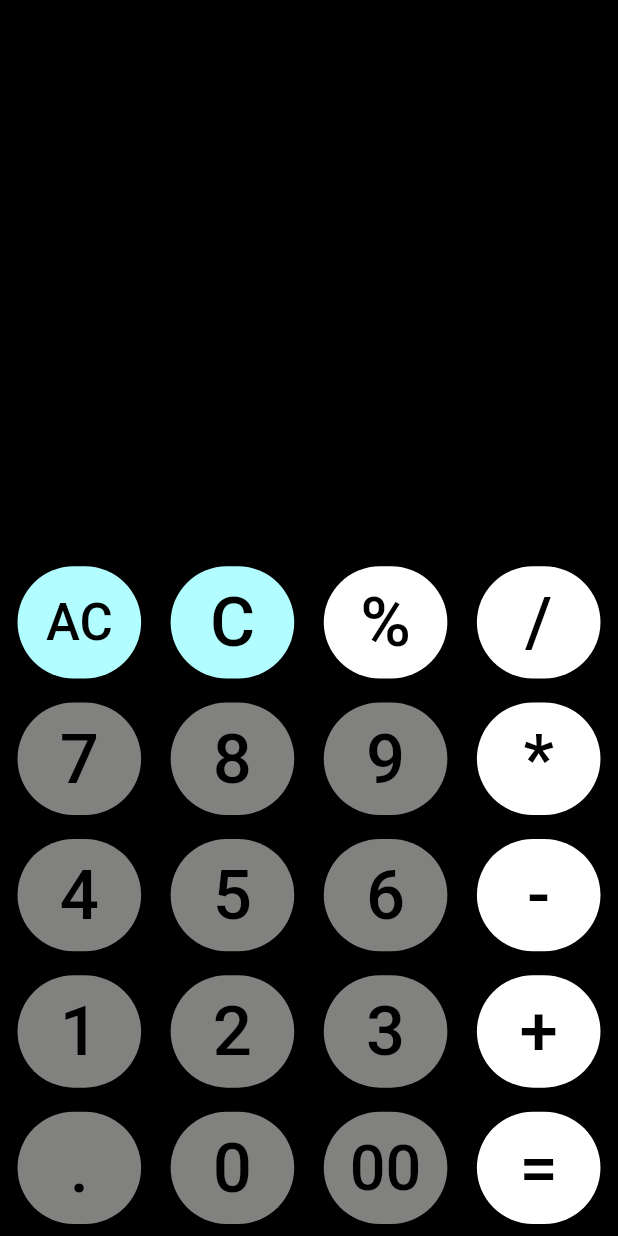
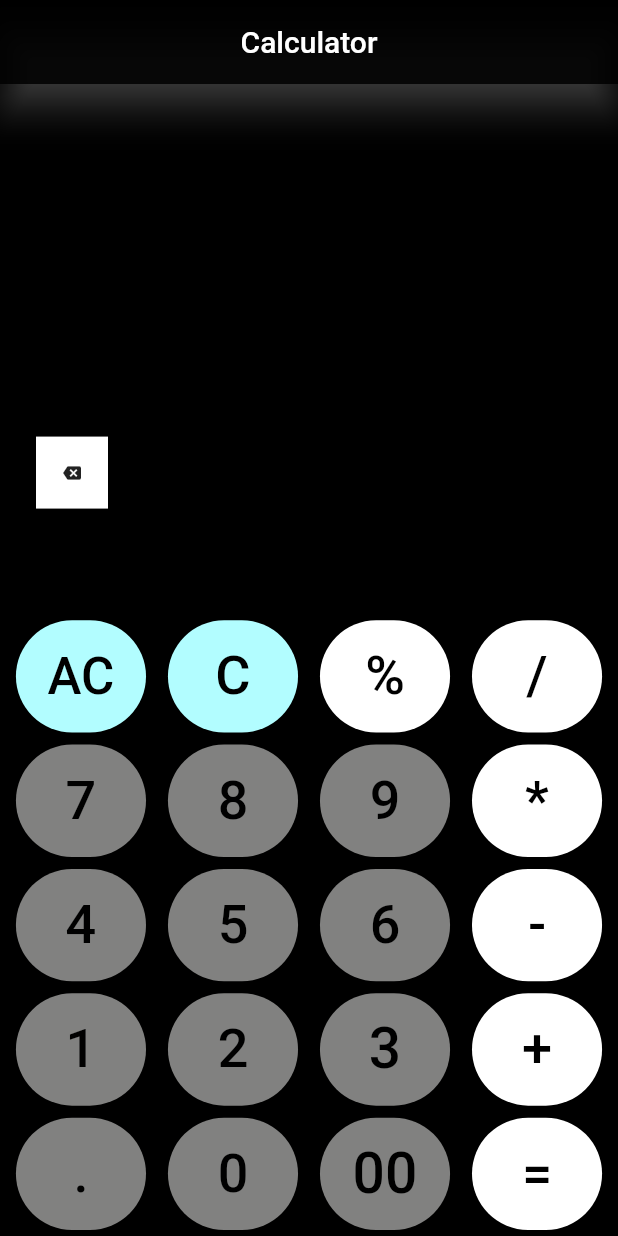
Before and after one commit to ashu2902/calculator, a Flutter app: the screen it shows after launch, on a phone screen of 412 x 824 dp. Run offline on Flutter 3.47's test engine with Material 2 defaults, Android fonts, the phone set to English and light mode, and no system bars; our stand-ins replace math_expressions.

Commit message:
backspace added

```diff
--- a/lib/main.dart
+++ b/lib/main.dart
@@ -49,6 +49,14 @@ class _CalculatorAppState extends State<CalculatorApp> {
     });
   }
 
+  void backspace(String text) {
+    setState(() {
+      if (text == 'backspace') {
+        _expression = _expression.substring(0, _expression.length - 1);
+      }
+    });
+  }
+
   void evaluate(String text) {
     Parser p = Parser();
     Expression exp = p.parse(_expression);
@@ -65,12 +73,23 @@ class _CalculatorAppState extends State<CalculatorApp> {
   Widget build(BuildContext context) {
     final _height = MediaQuery.of(context).size.height;
     final _width = MediaQuery.of(context).size.width;
+
     return Scaffold(
+      appBar: AppBar(
+        centerTitle: true,
+        backgroundColor: Colors.black87,
+        shadowColor: Colors.grey,
+        elevation: 10,
+        title: Text(
+          'Calculator',
+          style: TextStyle(color: Colors.white),
+        ),
+      ),
       backgroundColor: Colors.black,
       body: Center(
         child: Column(
           mainAxisAlignment: MainAxisAlignment.end,
-          children: <Widget>[
+          children: [
             Padding(
               padding: const EdgeInsets.only(right: 12),
               child: Container(
@@ -82,6 +101,8 @@ class _CalculatorAppState extends State<CalculatorApp> {
                 alignment: Alignment(1, 1),
               ),
             ),
+            Row(
+              children: [
                 Padding(
                   padding: const EdgeInsets.all(12.0),
                   child: Container(
@@ -93,12 +114,9 @@ class _CalculatorAppState extends State<CalculatorApp> {
                     alignment: Alignment(1, 1),
                   ),
                 ),
-            // SizedBox(
-            //   height: _height / 20,
-            //   child: Container(
-            //     color: Colors.transparent,
-            //   ),
-            // ),
+               Backspace(callback: backspace,text: 'backspace',)
+              ],
+            ),
             Row(
               mainAxisAlignment: MainAxisAlignment.spaceEvenly,
               children: [
@@ -113,7 +131,7 @@ class _CalculatorAppState extends State<CalculatorApp> {
                   text: 'C',
                   fillColor: 0xFFb2fdff,
                   textColor: 0xFF000000,
-                  fontSize: 46,
+                  fontSize: 36,
                   callback: clear,
                 ),
                 CalculatorButton(
@@ -121,14 +139,14 @@ class _CalculatorAppState extends State<CalculatorApp> {
                   fillColor: 0xFFFFFFFF,
                   textColor: 0xFF000000,
                   callback: numClick,
-                  fontSize: 46,
+                  fontSize: 36,
                 ),
                 CalculatorButton(
                   text: '/',
                   fillColor: 0xFFFFFFFF,
                   callback: numClick,
                   textColor: 0xFF000000,
-                  fontSize: 46,
+                  fontSize: 36,
                 ),
               ],
             ),
@@ -140,28 +158,28 @@ class _CalculatorAppState extends State<CalculatorApp> {
                   fillColor: 0xFF818180,
                   callback: numClick,
                   textColor: 0xFF000000,
-                  fontSize: 46,
+                  fontSize: 36,
                 ),
                 CalculatorButton(
                   text: '8',
                   fillColor: 0xFF818180,
                   textColor: 0xFF000000,
                   callback: numClick,
-                  fontSize: 46,
+                  fontSize: 36,
                 ),
                 CalculatorButton(
                   text: '9',
                   fillColor: 0xFF818180,
                   callback: numClick,
                   textColor: 0xFF000000,
-                  fontSize: 46,
+                  fontSize: 36,
                 ),
                 CalculatorButton(
                   text: '*',
                   fillColor: 0xFFFFFFFF,
                   textColor: 0xFF000000,
                   callback: numClick,
-                  fontSize: 46,
+                  fontSize: 36,
                 ),
               ],
             ),
@@ -172,7 +190,7 @@ class _CalculatorAppState extends State<CalculatorApp> {
                   text: '4',
                   fillColor: 0xFF818180,
                   textColor: 0xFF000000,
-                  fontSize: 46,
+                  fontSize: 36,
                   callback: numClick,
                 ),
                 CalculatorButton(
@@ -180,21 +198,21 @@ class _CalculatorAppState extends State<CalculatorApp> {
                   fillColor: 0xFF818180,
                   textColor: 0xFF000000,
                   callback: numClick,
-                  fontSize: 46,
+                  fontSize: 36,
                 ),
                 CalculatorButton(
                   text: '6',
                   fillColor: 0xFF818180,
                   callback: numClick,
                   textColor: 0xFF000000,
-                  fontSize: 46,
+                  fontSize: 36,
                 ),
                 CalculatorButton(
                   text: '-',
                   fillColor: 0xFFFFFFFF,
                   callback: numClick,
                   textColor: 0xFF000000,
-                  fontSize: 46,
+                  fontSize: 36,
                 ),
               ],
             ),
@@ -205,28 +223,28 @@ class _CalculatorAppState extends State<CalculatorApp> {
                   text: '1',
                   fillColor: 0xFF818180,
                   textColor: 0xFF000000,
-                  fontSize: 46,
+                  fontSize: 36,
                   callback: numClick,
                 ),
                 CalculatorButton(
                   text: '2',
                   fillColor: 0xFF818180,
                   textColor: 0xFF000000,
-                  fontSize: 46,
+                  fontSize: 36,
                   callback: numClick,
                 ),
                 CalculatorButton(
                   text: '3',
                   fillColor: 0xFF818180,
                   textColor: 0xFF000000,
-                  fontSize: 46,
+                  fontSize: 38,
                   callback: numClick,
                 ),
                 CalculatorButton(
                   text: '+',
                   fillColor: 0xFFFFFFFF,
                   textColor: 0xFF000000,
-                  fontSize: 46,
+                  fontSize: 36,
                   callback: numClick,
                 ),
               ],
@@ -238,13 +256,13 @@ class _CalculatorAppState extends State<CalculatorApp> {
                   text: '.',
                   fillColor: 0xFF818180,
                   textColor: 0xFF000000,
-                  fontSize: 46,
+                  fontSize: 36,
                   callback: numClick,
                 ),
                 CalculatorButton(
                   text: '0',
                   fillColor: 0xFF818180,
-                  fontSize: 46,
+                  fontSize: 36,
                   textColor: 0xFF000000,
                   callback: numClick,
                 ),
@@ -253,14 +271,14 @@ class _CalculatorAppState extends State<CalculatorApp> {
                   fillColor: 0xFF818180,
                   textColor: 0xFF000000,
                   callback: numClick,
-                  fontSize: 42,
+                  fontSize: 38,
                 ),
                 CalculatorButton(
                   text: '=',
                   fillColor: 0xFFFFFFFF,
                   textColor: 0xFF000000,
                   callback: evaluate,
-                  fontSize: 46,
+                  fontSize: 36,
                 ),
               ],
             ),
@@ -270,3 +288,27 @@ class _CalculatorAppState extends State<CalculatorApp> {
     );
   }
 }
+
+class Backspace extends StatelessWidget {
+  final Icon icon;
+    final Function callback;
+      final String text;
+
+
+  const Backspace({Key key, this.icon, this.text, this.callback})
+      : super(key: key);
+  @override
+  Widget build(BuildContext context) {
+    return Container(
+      color: Colors.white,
+      child: IconButton(
+          icon: Icon(
+            Icons.backspace,
+            size: 12,
+          ),
+          onPressed: () {
+            callback(text);
+          }),
+    );
+  }
+}
--- a/lib/widgets/buttons.dart
+++ b/lib/widgets/buttons.dart
@@ -6,10 +6,12 @@ class CalculatorButton extends StatelessWidget {
   final int fillColor;
   final double fontSize;
   final Function callback;
+  final Icon icon;
 
   const CalculatorButton(
       {Key key,
       this.fillColor,
+      this.icon,
       this.text,
       this.textColor,
       this.fontSize,
@@ -20,9 +22,9 @@ class CalculatorButton extends StatelessWidget {
     final _height = MediaQuery.of(context).size.height;
     final _width = MediaQuery.of(context).size.width;
     return Container(
-      margin: EdgeInsets.all(8),
+      margin: EdgeInsets.all(4),
       child: SizedBox(
-        width: _width / 5,
+        width: _width / 4.75,
         height: _height / 11,
         child: FlatButton(
           shape: RoundedRectangleBorder(
@@ -43,4 +45,15 @@ class CalculatorButton extends StatelessWidget {
       ),
     );
   }
+
+  Widget backspaceIcon(BuildContext context) {
+    return Container(
+        child: IconButton(
+      icon: icon,
+      iconSize: 10,
+      onPressed: () {
+        callback(text);
+      },
+    ));
+  }
 }
--- a/pubspec.yaml
+++ b/pubspec.yaml
@@ -17,6 +17,11 @@ publish_to: 'none' # Remove this line if you wish to publish to pub.dev
 # https://developer.apple.com/library/archive/documentation/General/Reference/InfoPlistKeyReference/Articles/CoreFoundationKeys.html
 version: 1.0.0+1
 
+flutter_icons:
+  image_path: "icon/Icon.png"
+  android: true
+  ios: true
+
 environment:
   sdk: ">=2.7.0 <3.0.0"
 
@@ -24,6 +29,7 @@ dependencies:
   flutter:
     sdk: flutter
   cupertino_icons: ^1.0.0
+  flutter_launcher_icons: ^0.8.1
   math_expressions: ^2.0.2
 
 dev_dependencies:
```
Also changed, not shown: icon/Icon.png (added), pubspec.lock, 21 other files. Lines whose indentation alone changed are shown as unchanged.
